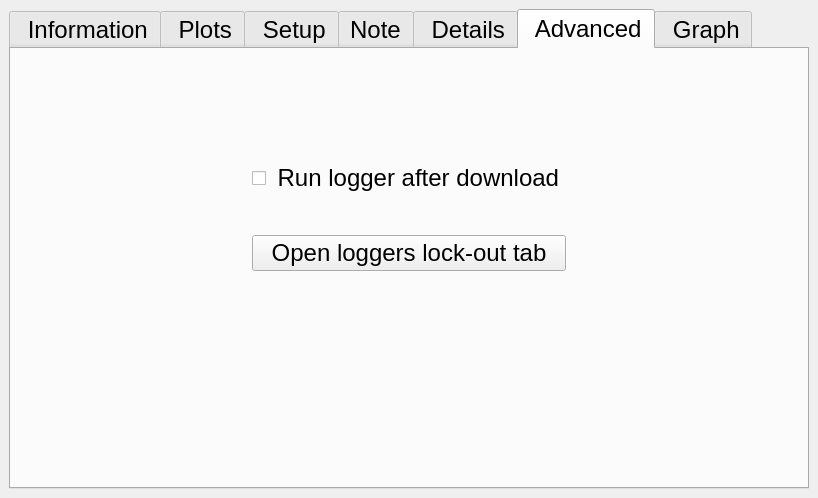
Old version of the form ddh/gui/designer_main.ui in the repository LowellInstruments/ddh_old.
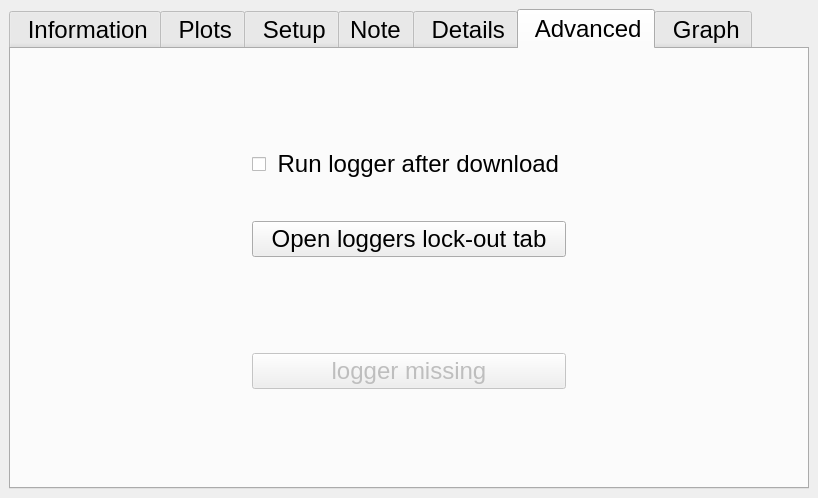
New version of the form. Icons and pictures are not drawn.

```diff
--- a/ddh/gui/designer_main.ui
+++ b/ddh/gui/designer_main.ui
@@ -1467,6 +1467,16 @@
             </property>
            </widget>
           </item>
+          <item row="5" column="1">
+           <widget class="QPushButton" name="btn_adv_sms">
+            <property name="enabled">
+             <bool>false</bool>
+            </property>
+            <property name="text">
+             <string>logger missing</string>
+            </property>
+           </widget>
+          </item>
          </layout>
         </item>
        </layout>
```
